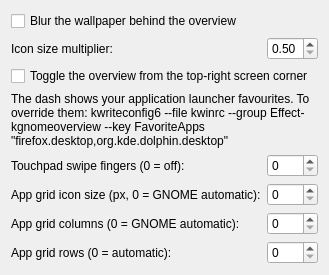
Before: the Qt Designer form package/contents/ui/config.ui in Adroited-LLC/kgnome-overview, drawn with Qt 5.
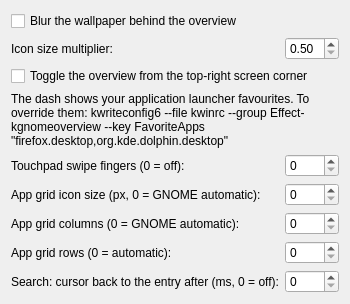
After: the same form once the commit is applied.

Commit message: Search: GNOME 50 focus model (Down/Tab/Right-at-end move key focus into the results, focus ring, text keys return to the entry, Up from the top returns) plus SearchFocusReturnMs timed return (default 250, 0 = off)

Diff of the .ui file:
```diff
--- a/package/contents/ui/config.ui
+++ b/package/contents/ui/config.ui
@@ -116,6 +116,23 @@
      </property>
     </widget>
    </item>
+   <item row="8" column="0">
+    <widget class="QLabel" name="labelSearchFocusReturnMs">
+     <property name="text">
+      <string>Search: cursor back to the entry after (ms, 0 = off):</string>
+     </property>
+    </widget>
+   </item>
+   <item row="8" column="1">
+    <widget class="QSpinBox" name="kcfg_SearchFocusReturnMs">
+     <property name="minimum">
+      <number>0</number>
+     </property>
+     <property name="maximum">
+      <number>5000</number>
+     </property>
+    </widget>
+   </item>
   </layout>
  </widget>
  <resources/>
```
The commit also changes 6 other files.
